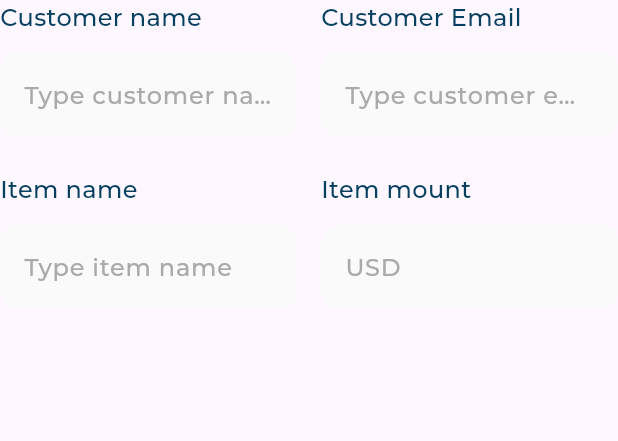
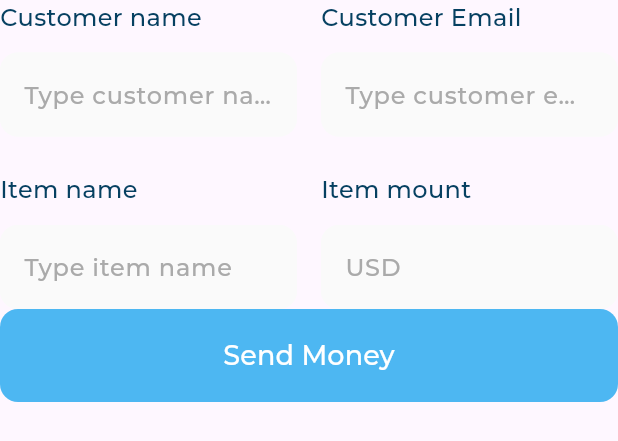
Before and after one commit to MakariosFared/responsive_dash_board, a Flutter app: the QuickInvoiceForm widget shown alone on an empty page, opened directly, on a phone screen of 412 x 824 dp. Shown: the top 441 px of the screen. Run offline on Flutter 3.47's test engine with Material 3 defaults, Android fonts, the phone set to English and light mode, and no system bars; our stand-ins replace flutter_svg; project files that could hold a hidden picture were left out.

Commit message:
custom button

```diff
--- /dev/null
+++ b/lib/widgets/custom_button.dart
@@ -0,0 +1,27 @@
+import 'package:flutter/material.dart';
+import 'package:responsive_dash_board/utils/app_styles.dart';
+
+class CustomButton extends StatelessWidget {
+  const CustomButton({super.key});
+
+  @override
+  Widget build(BuildContext context) {
+    return SizedBox(
+      height: 62,
+      child: ElevatedButton(
+        style: ElevatedButton.styleFrom(
+          shape: RoundedRectangleBorder(
+            borderRadius: BorderRadius.circular(12),
+          ),
+          elevation: 0,
+          backgroundColor: const Color(0xff4DB7F2),
+        ),
+        onPressed: () {},
+        child: Text(
+          'Send Money',
+          style: AppStyles.styleSemiBold18(),
+        ),
+      ),
+    );
+  }
+}
--- a/lib/widgets/quick_invoice_form.dart
+++ b/lib/widgets/quick_invoice_form.dart
@@ -1,6 +1,7 @@
 import 'package:flutter/cupertino.dart';
 import 'package:flutter/material.dart';
 import 'package:flutter/widgets.dart';
+import 'package:responsive_dash_board/widgets/custom_button.dart';
 import 'package:responsive_dash_board/widgets/title_text_field.dart';
 
 class QuickInvoiceForm extends StatelessWidget {
@@ -50,7 +51,14 @@ class QuickInvoiceForm extends StatelessWidget {
               ),
             ),
           ],
-        )
+        ),
+        Row(
+          children: [
+            Expanded(
+              child: CustomButton(),
+            ),
+          ],
+        ),
       ],
     );
   }
```
